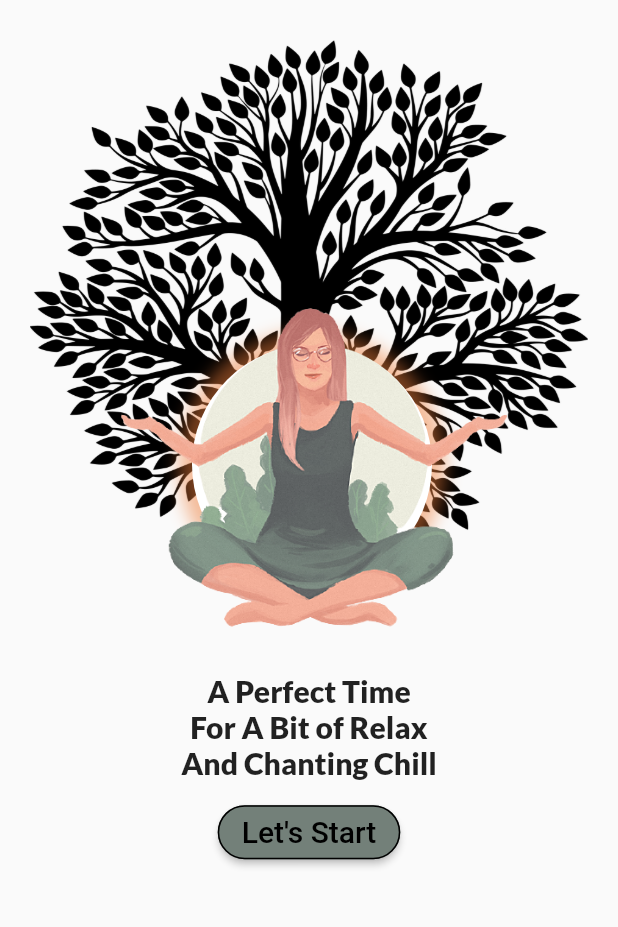
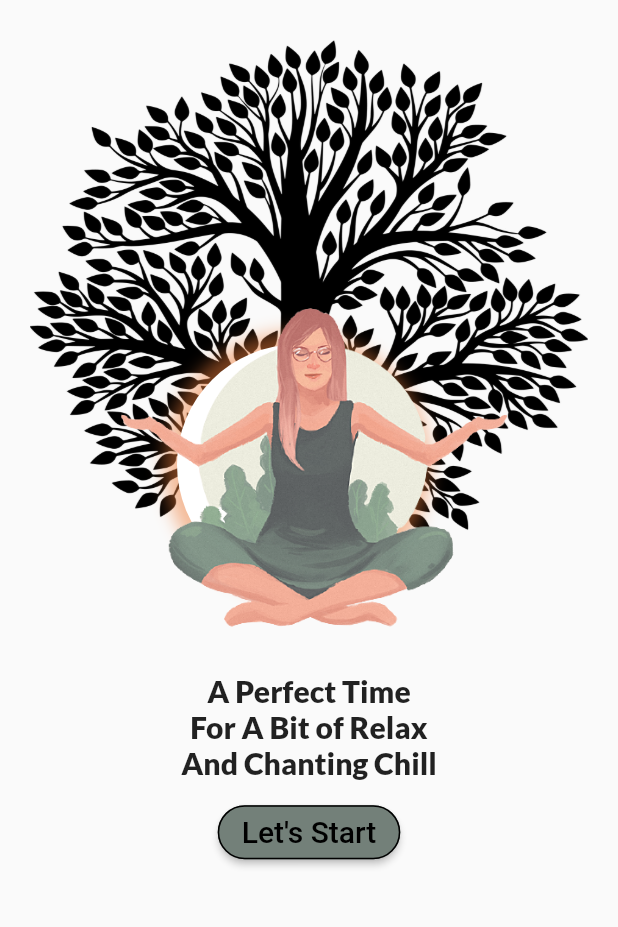
Before and after one commit to Alpha17-2/MeditationCounter, a Flutter app: the screen it shows after launch, on a phone screen of 412 x 824 dp, the part 197-1124 px from its top. Run offline on Flutter 3.47's test engine with Material 2 defaults, Android fonts, the phone set to English and light mode, and no system bars; our stand-ins replace flutter_signin_button, google_fonts, percent_indicator; missing offline and left inert: animated_widgets.

Commit message:
Bug Fixes.

```diff
--- a/lib/pages/front_page.dart
+++ b/lib/pages/front_page.dart
@@ -74,7 +74,7 @@ class _FrontPageState extends State<FrontPage>
                         fit: BoxFit.cover),
                   ),
                   Container(
-                    margin: const EdgeInsets.only(top: 230, left: 128),
+                    margin: const EdgeInsets.only(top: 230, left: 118),
                     alignment: Alignment.center,
                     width: 160,
                     height: 160,
```
Also changed, not shown: 1 other file.
